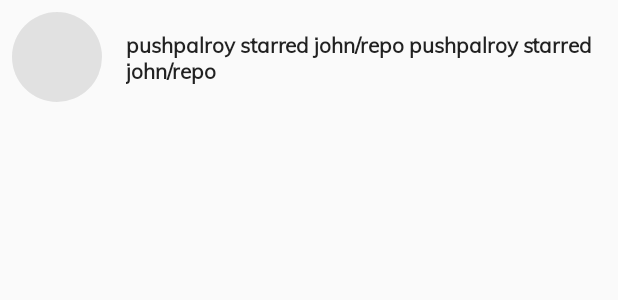
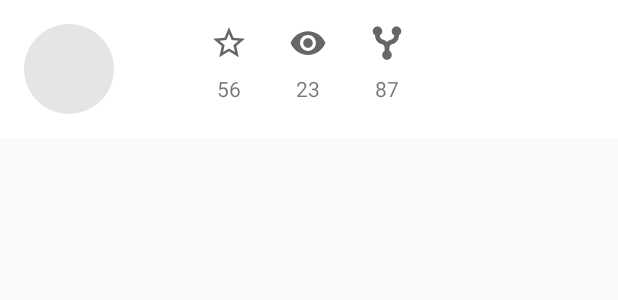
Before and after one commit to pushpalroy/GitSurf, an Android app: the layout fragment_repo.xml on its own in the app's theme, with its tools: preview values and no code run, on a phone screen of 412 x 824 dp. Shown: the top 300 px of the screen. Run offline under Robolectric (Android 15) with nearby library versions, the phone set to English and light mode, and no system bars.

Commit message:
Add stars, forks and watchers

```diff
--- a/app/src/main/java/com/gitsurfer/gitsurf/data/network/models/response/Repo.kt
+++ b/app/src/main/java/com/gitsurfer/gitsurf/data/network/models/response/Repo.kt
@@ -15,7 +15,10 @@ data class Repo(
   @Json(name = "description") val description: String?,
   @Json(name = "url") val url: String,
   @Json(name = "default_branch") val defaultBranch: String?,
-  @Json(name = "language") val language: String?
+  @Json(name = "language") val language: String?,
+  @Json(name = "stargazers_count") val starsCount: Int?,
+  @Json(name = "forks_count") val forksCount: Int?,
+  @Json(name = "watchers_count") val watchersCount: Int?
 ): Parcelable
 
 fun Repo.toRoomRepo() = RoomRepo(
--- a/app/src/main/java/com/gitsurfer/gitsurf/ui/main/MainActivity.kt
+++ b/app/src/main/java/com/gitsurfer/gitsurf/ui/main/MainActivity.kt
@@ -87,7 +87,7 @@ class MainActivity : BaseActivity<MainViewModel, ActivityMainBinding>() {
     )
   }
 
-  fun updateTitle(title: String?) {
+  fun setToolbarTitle(title: String?) {
     title?.let {
       toolbar.title = it
     }
--- a/app/src/main/java/com/gitsurfer/gitsurf/ui/main/repo/RepoFragment.kt
+++ b/app/src/main/java/com/gitsurfer/gitsurf/ui/main/repo/RepoFragment.kt
@@ -9,7 +9,9 @@ import androidx.viewpager2.widget.ViewPager2
 import com.gitsurfer.gitsurf.R.layout
 import com.gitsurfer.gitsurf.databinding.FragmentRepoBinding
 import com.gitsurfer.gitsurf.ui.base.BaseFragment
+import com.gitsurfer.gitsurf.ui.main.MainActivity
 import com.gitsurfer.gitsurf.ui.main.repo.adapter.RepoViewPagerAdapter
+import com.gitsurfer.gitsurf.utils.ui.bindImageUrl
 import com.google.android.material.tabs.TabLayoutMediator
 import dagger.hilt.android.AndroidEntryPoint
 
@@ -26,7 +28,7 @@ class RepoFragment : BaseFragment<RepoViewModel, FragmentRepoBinding>(layout.fra
   private val args: RepoFragmentArgs by navArgs()
 
   override fun init() {
-    binding.feed = args.feed
+    setToolbar()
     initUi()
     listenToLiveData()
     fetchRepo()
@@ -39,6 +41,10 @@ class RepoFragment : BaseFragment<RepoViewModel, FragmentRepoBinding>(layout.fra
   private fun listenToLiveData() {
     viewModel.repoLiveData.observe(
       this, Observer { repo ->
+        binding.ivFeedAvatar.bindImageUrl(repo.owner?.avatarUrl)
+        binding.tvForkCount.text = repo.forksCount.toString()
+        binding.tvWatchCount.text = repo.watchersCount.toString()
+        binding.tvStarCount.text = repo.starsCount.toString()
         binding.pager.adapter = RepoViewPagerAdapter(
           requireActivity(), tabs, repo
         )
@@ -58,4 +64,10 @@ class RepoFragment : BaseFragment<RepoViewModel, FragmentRepoBinding>(layout.fra
     binding.pager.orientation = ViewPager2.ORIENTATION_HORIZONTAL
     binding.executePendingBindings()
   }
+
+  private fun setToolbar() {
+    with(activity as MainActivity) {
+      setToolbarTitle(args.feed.repo.name)
+    }
+  }
 }
--- a/app/src/main/java/com/gitsurfer/gitsurf/ui/main/repo/files/code/CodeFragment.kt
+++ b/app/src/main/java/com/gitsurfer/gitsurf/ui/main/repo/files/code/CodeFragment.kt
@@ -49,7 +49,7 @@ class CodeFragment : BaseFragment<CodeViewModel, FragmentCodeBinding>(layout.fra
   }
 
   private fun setToolbarTitle() {
-    (requireActivity() as MainActivity).updateTitle(
+    (requireActivity() as MainActivity).setToolbarTitle(
       arguments?.getString("fileName", "")
     )
   }
--- a/app/src/main/res/drawable/ic_fork.xml
+++ b/app/src/main/res/drawable/ic_fork.xml
@@ -1,10 +1,12 @@
 <vector xmlns:android="http://schemas.android.com/apk/res/android"
-    android:width="640dp"
-    android:height="1024dp"
+    android:width="24dp"
+    android:height="24dp"
     android:autoMirrored="true"
-    android:viewportWidth="640"
-    android:viewportHeight="1024">
+    android:tint="?attr/colorControlNormal"
+    android:viewportWidth="16"
+    android:viewportHeight="16">
   <path
-      android:fillColor="@color/textBlackMedium"
-      android:pathData="M512,192c-70.63,0 -128,57.34 -128,128 0,47.22 25.88,88.06 64,110.28V448c0,0 0,128 -128,128 -53.06,0 -94.66,11.38 -128,28.81V302.28c38.16,-22.22 64,-63.06 64,-110.28 0,-70.66 -57.34,-128 -128,-128S0,121.34 0,192c0,47.22 25.84,88.06 64,110.28V721.75C25.84,743.94 0,784.75 0,832c0,70.63 57.34,128 128,128s128,-57.38 128,-128c0,-33.5 -13.19,-63.75 -34.25,-86.63C240.38,722.5 270.66,704 320,704c254,0 256,-256 256,-256v-17.72c38.13,-22.22 64,-63.06 64,-110.28C640,249.34 582.63,192 512,192zM128,128c35.41,0 64,28.59 64,64s-28.59,64 -64,64 -64,-28.59 -64,-64S92.59,128 128,128zM128,896c-35.41,0 -64,-28.63 -64,-64 0,-35.31 28.59,-64 64,-64s64,28.69 64,64C192,867.38 163.41,896 128,896zM512,384c-35.38,0 -64,-28.59 -64,-64s28.63,-64 64,-64 64,28.59 64,64S547.38,384 512,384z" />
+      android:fillColor="#000000"
+      android:fillType="evenOdd"
+      android:pathData="M5,4.7324C5.5978,4.3866 6,3.7403 6,3C6,1.8954 5.1046,1 4,1C2.8954,1 2,1.8954 2,3C2,3.7403 2.4022,4.3866 3,4.7324L3,4.9384C3,6.6089 4.1369,8.065 5.7575,8.4701C6.4877,8.6527 7,9.3088 7,10.0616L7,11.2676C6.4022,11.6134 6,12.2597 6,13C6,14.1046 6.8954,15 8,15C9.1046,15 10,14.1046 10,13C10,12.2597 9.5978,11.6134 9,11.2676L9,10.0616C9,9.3088 9.5123,8.6527 10.2425,8.4701C11.8631,8.065 13,6.6089 13,4.9384L13,4.7324C13.5978,4.3866 14,3.7403 14,3C14,1.8954 13.1046,1 12,1C10.8954,1 10,1.8954 10,3C10,3.7403 10.4022,4.3866 11,4.7324L11,4.9384C11,5.6912 10.4877,6.3473 9.7575,6.5299C9.067,6.7025 8.4643,7.0659 8,7.5553C7.5357,7.0659 6.933,6.7025 6.2425,6.5299C5.5123,6.3473 5,5.6912 5,4.9384L5,4.7324Z" />
 </vector>
--- /dev/null
+++ b/app/src/main/res/drawable/ic_star_outline.xml
@@ -0,0 +1,11 @@
+<vector xmlns:android="http://schemas.android.com/apk/res/android"
+    android:width="24dp"
+    android:height="24dp"
+    android:autoMirrored="true"
+    android:tint="?attr/colorControlNormal"
+    android:viewportWidth="24"
+    android:viewportHeight="24">
+  <path
+      android:fillColor="@android:color/white"
+      android:pathData="M22,9.24l-7.19,-0.62L12,2 9.19,8.63 2,9.24l5.46,4.73L5.82,21 12,17.27 18.18,21l-1.63,-7.03L22,9.24zM12,15.4l-3.76,2.27 1,-4.28 -3.32,-2.88 4.38,-0.38L12,6.1l1.71,4.04 4.38,0.38 -3.32,2.88 1,4.28L12,15.4z" />
+</vector>
--- /dev/null
+++ b/app/src/main/res/drawable/ic_watch.xml
@@ -0,0 +1,11 @@
+<vector xmlns:android="http://schemas.android.com/apk/res/android"
+    android:width="24dp"
+    android:height="24dp"
+    android:autoMirrored="true"
+    android:tint="?attr/colorControlNormal"
+    android:viewportWidth="24"
+    android:viewportHeight="24">
+  <path
+      android:fillColor="#000000"
+      android:pathData="M12,4.5C7,4.5 2.73,7.61 1,12c1.73,4.39 6,7.5 11,7.5s9.27,-3.11 11,-7.5c-1.73,-4.39 -6,-7.5 -11,-7.5zM12,17c-2.76,0 -5,-2.24 -5,-5s2.24,-5 5,-5 5,2.24 5,5 -2.24,5 -5,5zM12,9c-1.66,0 -3,1.34 -3,3s1.34,3 3,3 3,-1.34 3,-3 -1.34,-3 -3,-3z" />
+</vector>
--- a/app/src/main/res/layout/fragment_repo.xml
+++ b/app/src/main/res/layout/fragment_repo.xml
@@ -4,52 +4,103 @@
     xmlns:tools="http://schemas.android.com/tools"
     >
 
-  <data>
-
-    <variable
-        name="feed"
-        type="com.gitsurfer.gitsurf.data.network.models.response.Feed"
-        />
-  </data>
-
   <androidx.constraintlayout.widget.ConstraintLayout
       android:layout_width="match_parent"
       android:layout_height="match_parent"
+      >
+
+    <androidx.constraintlayout.widget.ConstraintLayout
+        android:id="@+id/repo_details_panel"
+        android:layout_width="match_parent"
+        android:layout_height="wrap_content"
+        android:background="@color/white"
+        app:layout_constraintTop_toTopOf="parent"
         >
 
       <de.hdodenhof.circleimageview.CircleImageView
           android:id="@+id/iv_feed_avatar"
           android:layout_width="@dimen/dimen_60dp"
           android:layout_height="@dimen/dimen_60dp"
-        android:layout_marginStart="8dp"
-        android:layout_marginTop="8dp"
+          android:layout_margin="16dp"
           android:contentDescription="@string/con_desc_avatar"
           android:src="@color/veryLightGrey"
-        android:transitionName="@{@string/transition_avatar(feed.id)}"
+          app:layout_constraintBottom_toBottomOf="parent"
           app:layout_constraintStart_toStartOf="parent"
           app:layout_constraintTop_toTopOf="parent"
-        app:setImageUrl="@{feed.repo.owner.avatarUrl}"
           tools:srcCompat="@tools:sample/avatars"
           />
 
-    <TextView
-        android:id="@+id/tv_feed_name"
-        android:layout_width="@dimen/dimen_0dp"
-        android:layout_height="wrap_content"
-        android:layout_marginStart="@dimen/dimen_16dp"
-        android:layout_marginEnd="8dp"
-        android:fontFamily="@font/muli_regular"
-        android:text="@{feed.repo.name}"
-        android:textColor="@color/textBlackDark"
-        android:textSize="14sp"
-        android:textStyle="bold"
-        android:transitionName="@{@string/transition_name(feed.id)}"
-        app:layout_constraintBottom_toBottomOf="@+id/iv_feed_avatar"
-        app:layout_constraintEnd_toEndOf="parent"
+      <ImageView
+          android:id="@+id/iv_star_icon"
+          android:layout_width="25dp"
+          android:layout_height="25dp"
+          android:layout_marginStart="64dp"
+          android:contentDescription="@string/con_desc_feed_icon"
+          android:src="@drawable/ic_star_outline"
           app:layout_constraintStart_toEndOf="@+id/iv_feed_avatar"
           app:layout_constraintTop_toTopOf="@+id/iv_feed_avatar"
-        tools:text="pushpalroy starred john/repo pushpalroy starred john/repo"
           />
+
+      <TextView
+          android:id="@+id/tv_star_count"
+          android:layout_width="wrap_content"
+          android:layout_height="wrap_content"
+          android:layout_marginTop="8dp"
+          android:textAppearance="?android:attr/textAppearanceSmall"
+          app:layout_constraintEnd_toEndOf="@+id/iv_star_icon"
+          app:layout_constraintStart_toStartOf="@+id/iv_star_icon"
+          app:layout_constraintTop_toBottomOf="@+id/iv_star_icon"
+          tools:text="56"
+          />
+
+      <ImageView
+          android:id="@+id/iv_watch_icon"
+          android:layout_width="25dp"
+          android:layout_height="25dp"
+          android:layout_marginStart="32dp"
+          android:contentDescription="@string/con_desc_feed_icon"
+          android:src="@drawable/ic_watch"
+          app:layout_constraintStart_toEndOf="@+id/tv_star_count"
+          app:layout_constraintTop_toTopOf="@+id/iv_star_icon"
+          />
+
+      <TextView
+          android:id="@+id/tv_watch_count"
+          android:layout_width="wrap_content"
+          android:layout_height="wrap_content"
+          android:layout_marginTop="8dp"
+          android:textAppearance="?android:attr/textAppearanceSmall"
+          app:layout_constraintEnd_toEndOf="@+id/iv_watch_icon"
+          app:layout_constraintStart_toStartOf="@+id/iv_watch_icon"
+          app:layout_constraintTop_toBottomOf="@+id/iv_watch_icon"
+          tools:text="23"
+          />
+
+      <ImageView
+          android:id="@+id/iv_fork_icon"
+          android:layout_width="25dp"
+          android:layout_height="25dp"
+          android:layout_marginStart="32dp"
+          android:contentDescription="@string/con_desc_feed_icon"
+          android:src="@drawable/ic_fork"
+          app:layout_constraintStart_toEndOf="@+id/tv_watch_count"
+          app:layout_constraintTop_toTopOf="@+id/iv_watch_icon"
+          />
+
+      <TextView
+          android:id="@+id/tv_fork_count"
+          android:layout_width="wrap_content"
+          android:layout_height="wrap_content"
+          android:layout_marginTop="8dp"
+          android:textAppearance="?android:attr/textAppearanceSmall"
+          app:layout_constraintEnd_toEndOf="@+id/iv_fork_icon"
+          app:layout_constraintStart_toStartOf="@+id/iv_fork_icon"
+          app:layout_constraintTop_toBottomOf="@+id/iv_fork_icon"
+          tools:text="87"
+          />
+
+    </androidx.constraintlayout.widget.ConstraintLayout>
+
 
     <com.google.android.material.tabs.TabLayout
         android:id="@+id/tab_layout"
@@ -58,7 +109,7 @@
         android:layout_marginTop="10dp"
         app:layout_constraintEnd_toEndOf="parent"
         app:layout_constraintStart_toStartOf="parent"
-        app:layout_constraintTop_toBottomOf="@+id/iv_feed_avatar"
+        app:layout_constraintTop_toBottomOf="@+id/repo_details_panel"
         />
     <androidx.viewpager2.widget.ViewPager2
         android:id="@+id/pager"
--- a/app/src/main/res/values/strings.xml
+++ b/app/src/main/res/values/strings.xml
@@ -24,4 +24,5 @@
 
   <string name="transition_avatar">avatar %s</string>
   <string name="transition_name">name %s</string>
+  <string name="desc_toolbar_icon">Toolbar Icon</string>
 </resources>
--- a/buildSrc/src/main/java/Versions.kt
+++ b/buildSrc/src/main/java/Versions.kt
@@ -17,7 +17,7 @@ object Versions {
   const val proguard_specific = "proguard-specific.txt"
   const val applicationId = "com.gitsurfer.gitsurf"
 
-  const val gradle = "4.2.0-alpha07"
+  const val gradle = "4.0.0"
   const val junit = "4.12"
   const val appCompat = "1.1.0"
   const val constraint = "1.1.3"
```
Also changed, not shown: gradle/wrapper/gradle-wrapper.properties. Lines whose indentation alone changed are shown as unchanged.
